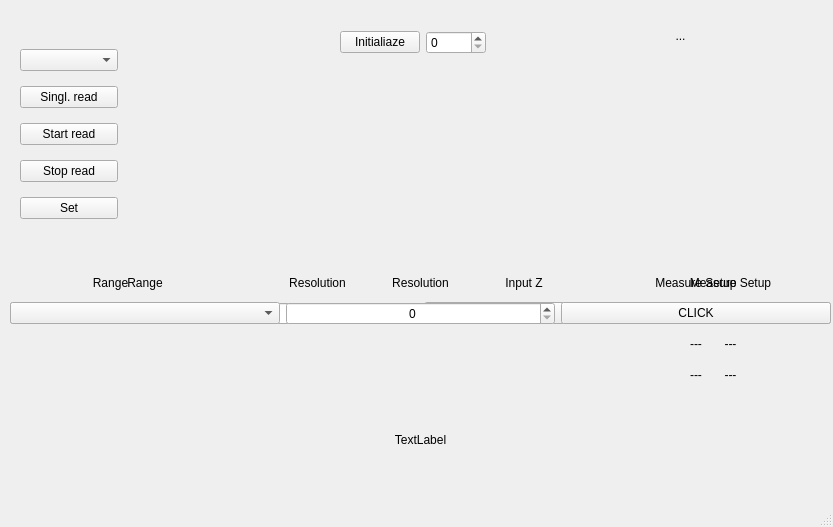
The window that ui/mainwindow.ui (is4rk/Fluke8588A-pyvisa) describes before a commit, drawn with Qt 5.
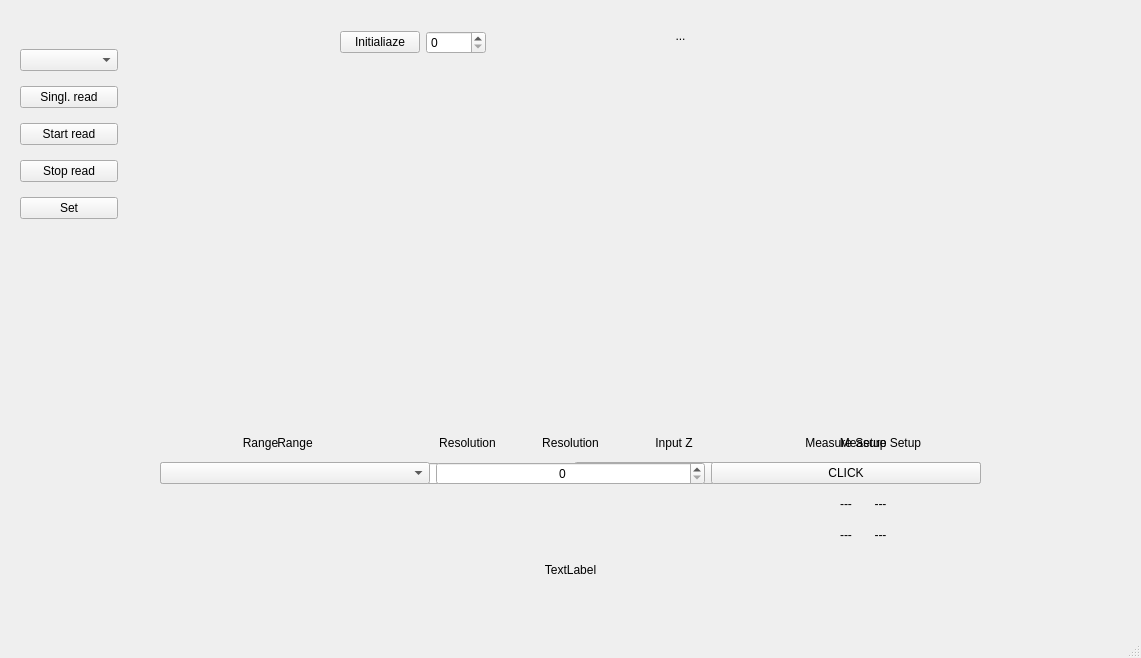
The same window after the commit. Custom widgets are drawn as their Qt base class.

Commit message: feat(Full stack): plot of read values in main window. Works great! Have to test it with the actual intrument, might need a thread

Patch:
```diff
--- a/ui/mainwindow.ui
+++ b/ui/mainwindow.ui
@@ -6,8 +6,8 @@
    <rect>
     <x>0</x>
     <y>0</y>
-    <width>833</width>
-    <height>527</height>
+    <width>1141</width>
+    <height>658</height>
    </rect>
   </property>
   <property name="windowTitle">
@@ -17,8 +17,8 @@
    <widget class="QLabel" name="status_label">
     <property name="geometry">
      <rect>
-      <x>40</x>
-      <y>430</y>
+      <x>190</x>
+      <y>560</y>
       <width>761</width>
       <height>20</height>
      </rect>
@@ -49,8 +49,8 @@
    <widget class="QWidget" name="dcv_widget" native="true">
     <property name="geometry">
      <rect>
-      <x>10</x>
-      <y>270</y>
+      <x>160</x>
+      <y>430</y>
       <width>821</width>
       <height>118</height>
      </rect>
@@ -206,8 +206,8 @@
    <widget class="QWidget" name="dci_widget" native="true">
     <property name="geometry">
      <rect>
-      <x>10</x>
-      <y>270</y>
+      <x>160</x>
+      <y>430</y>
       <width>821</width>
       <height>118</height>
      </rect>
@@ -285,10 +285,10 @@
    <widget class="DmmPlotWidget" name="plot_widget" native="true">
     <property name="geometry">
      <rect>
-      <x>280</x>
-      <y>100</y>
-      <width>431</width>
-      <height>151</height>
+      <x>120</x>
+      <y>70</y>
+      <width>1001</width>
+      <height>341</height>
      </rect>
     </property>
    </widget>
```
Left out of the diff: 2 changed lines with no effect on the pictures. The commit also changes 4 other files.
